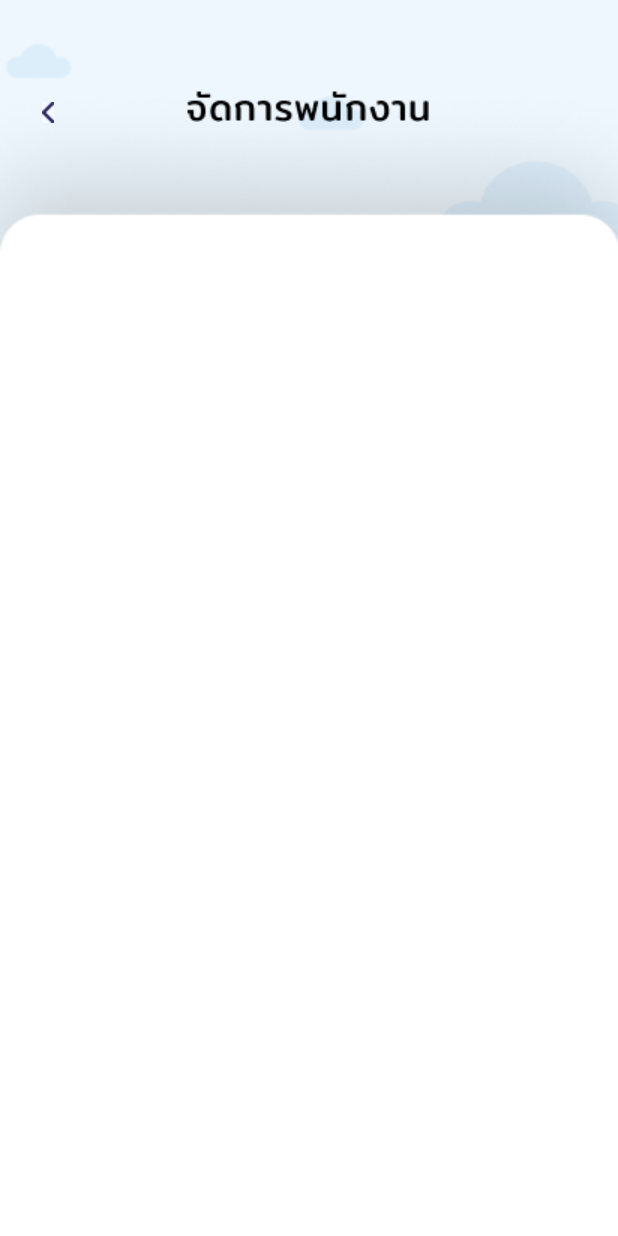
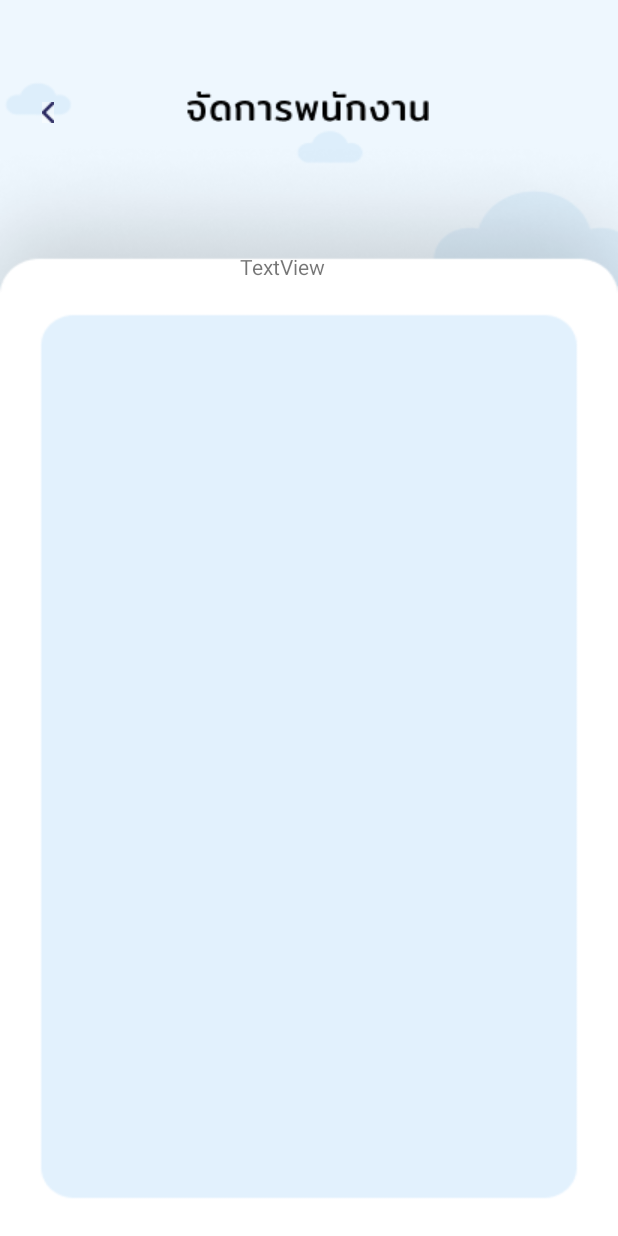
Before and after one commit to sSlotty/ResortManagement, an Android app: the Employee screen opened directly, with no data from a screen before it, on a phone screen of 412 x 824 dp. Run offline under Robolectric (Android 15) with nearby library versions, the phone set to English and light mode, and no system bars.

Commit message:
Update employee

```diff
--- a/app/src/main/java/com/example/resortmanagement/Booking/Booking.kt
+++ b/app/src/main/java/com/example/resortmanagement/Booking/Booking.kt
@@ -20,6 +20,7 @@ class Booking : AppCompatActivity() {
             .beginTransaction()
             .replace(R.id.frameLayout, listRoom.newInstance())
             .commit()
+
     }
 
     fun changeFragment(fragment: Fragment) {
--- a/app/src/main/java/com/example/resortmanagement/Employee/Employee.kt
+++ b/app/src/main/java/com/example/resortmanagement/Employee/Employee.kt
@@ -2,11 +2,24 @@ package com.example.resortmanagement.Employee
 
 import androidx.appcompat.app.AppCompatActivity
 import android.os.Bundle
+import androidx.fragment.app.Fragment
 import com.example.resortmanagement.R
 
 class Employee : AppCompatActivity() {
     override fun onCreate(savedInstanceState: Bundle?) {
         super.onCreate(savedInstanceState)
         setContentView(R.layout.activity_employee)
+        supportFragmentManager.beginTransaction()
+            .replace(R.id.frameFragmentEmployee,ListEmployee.newInstance())
+            .commit()
+    }
+
+
+    fun changeFragment(fragment: Fragment) {
+        supportFragmentManager
+            .beginTransaction()
+            .replace(R.id.frameFragmentEmployee, fragment)
+            .addToBackStack(null)
+            .commit()
     }
 }
--- /dev/null
+++ b/app/src/main/java/com/example/resortmanagement/Employee/ListEmployee.kt
@@ -0,0 +1,41 @@
+package com.example.resortmanagement.Employee
+
+import android.os.Bundle
+import androidx.fragment.app.Fragment
+import android.view.LayoutInflater
+import android.view.View
+import android.view.ViewGroup
+import com.example.resortmanagement.R
+
+// TODO: Rename parameter arguments, choose names that match
+// the fragment initialization parameters, e.g. ARG_ITEM_NUMBER
+private const val ARG_PARAM1 = "param1"
+private const val ARG_PARAM2 = "param2"
+
+/**
+ * A simple [Fragment] subclass.
+ * Use the [ListEmployee.newInstance] factory method to
+ * create an instance of this fragment.
+ */
+class ListEmployee : Fragment() {
+
+
+    override fun onCreate(savedInstanceState: Bundle?) {
+        super.onCreate(savedInstanceState)
+    }
+
+    override fun onCreateView(
+        inflater: LayoutInflater, container: ViewGroup?,
+        savedInstanceState: Bundle?
+    ): View? {
+        // Inflate the layout for this fragment
+        return inflater.inflate(R.layout.fragment_list_employee, container, false)
+    }
+
+    companion object {
+
+        fun newInstance():ListEmployee{
+            return ListEmployee()
+        }
+    }
+}
--- a/app/src/main/res/layout/activity_employee.xml
+++ b/app/src/main/res/layout/activity_employee.xml
@@ -4,18 +4,8 @@
     xmlns:tools="http://schemas.android.com/tools"
     android:layout_width="match_parent"
     android:layout_height="match_parent"
+    android:background="@drawable/bg_emp3_final"
     tools:context=".Employee.Employee">
-
-    <ImageView
-        android:id="@+id/imageView11"
-        android:layout_width="617dp"
-        android:layout_height="894dp"
-        app:layout_constraintBottom_toBottomOf="parent"
-        app:layout_constraintEnd_toEndOf="parent"
-        app:layout_constraintStart_toStartOf="parent"
-        app:layout_constraintTop_toTopOf="parent"
-        app:layout_constraintVertical_bias="0.0"
-        app:srcCompat="@drawable/background" />
 
     <ImageButton
         android:id="@+id/imageButton5"
@@ -32,10 +22,23 @@
         android:id="@+id/imageView17"
         android:layout_width="wrap_content"
         android:layout_height="wrap_content"
-        android:layout_marginStart="124dp"
         android:layout_marginTop="60dp"
+        app:layout_constraintEnd_toEndOf="parent"
+        app:layout_constraintHorizontal_bias="0.497"
         app:layout_constraintStart_toStartOf="parent"
-        app:layout_constraintTop_toTopOf="@+id/imageView11"
+        app:layout_constraintTop_toTopOf="parent"
         app:srcCompat="@drawable/employee_text_pic1" />
 
+    <FrameLayout
+        android:id="@+id/frameFragmentEmployee"
+        android:layout_width="match_parent"
+        android:layout_height="match_parent"
+        android:layout_marginTop="120dp"
+        app:layout_constraintBottom_toBottomOf="parent"
+        app:layout_constraintEnd_toEndOf="parent"
+        app:layout_constraintStart_toStartOf="parent"
+        app:layout_constraintTop_toTopOf="parent">
+
+    </FrameLayout>
+
 </androidx.constraintlayout.widget.ConstraintLayout>
--- /dev/null
+++ b/app/src/main/res/layout/fragment_list_employee.xml
@@ -0,0 +1,23 @@
+<?xml version="1.0" encoding="utf-8"?>
+<FrameLayout xmlns:android="http://schemas.android.com/apk/res/android"
+    xmlns:app="http://schemas.android.com/apk/res-auto"
+    xmlns:tools="http://schemas.android.com/tools"
+    android:layout_width="match_parent"
+    android:layout_height="match_parent"
+    tools:context=".Employee.ListEmployee">
+
+    <androidx.constraintlayout.widget.ConstraintLayout
+        android:layout_width="match_parent"
+        android:layout_height="match_parent">
+
+        <TextView
+            android:id="@+id/textView"
+            android:layout_width="wrap_content"
+            android:layout_height="wrap_content"
+            android:layout_marginStart="160dp"
+            android:layout_marginTop="48dp"
+            android:text="TextView"
+            app:layout_constraintStart_toStartOf="parent"
+            app:layout_constraintTop_toTopOf="parent" />
+    </androidx.constraintlayout.widget.ConstraintLayout>
+</FrameLayout>
```
Also changed, not shown: app/src/main/res/drawable/bg.png (added), app/src/main/res/drawable/bg_emp.png (added), app/src/main/res/drawable/bg_emp1.png (added), app/src/main/res/drawable/bg_emp2_final.png (added), app/src/main/res/drawable/bg_emp2_finalll.png (added), app/src/main/res/drawable/bg_emp3_final.png (added), app/src/main/res/drawable/bg_listemp.png (added).
